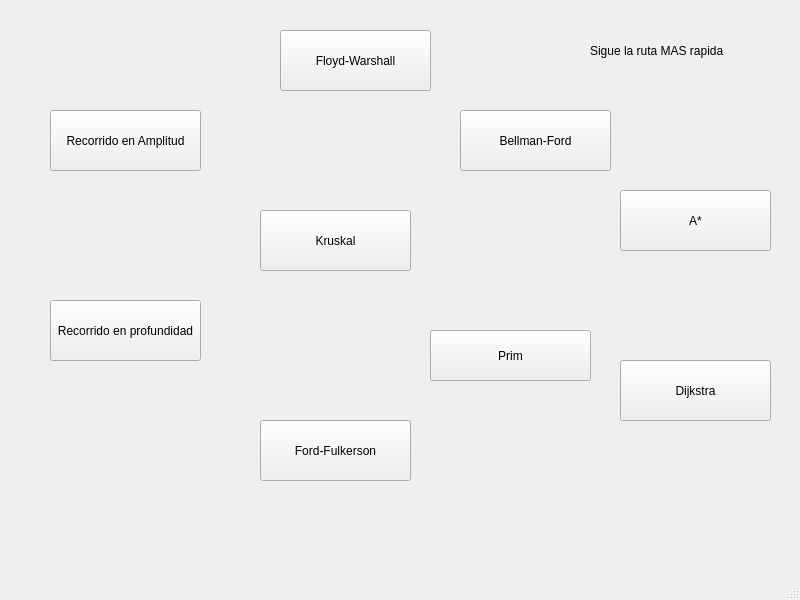
The window that UIS/grafosMenu.ui (fcall34/dataestructurefordummies) describes before a commit, drawn with Qt 5.
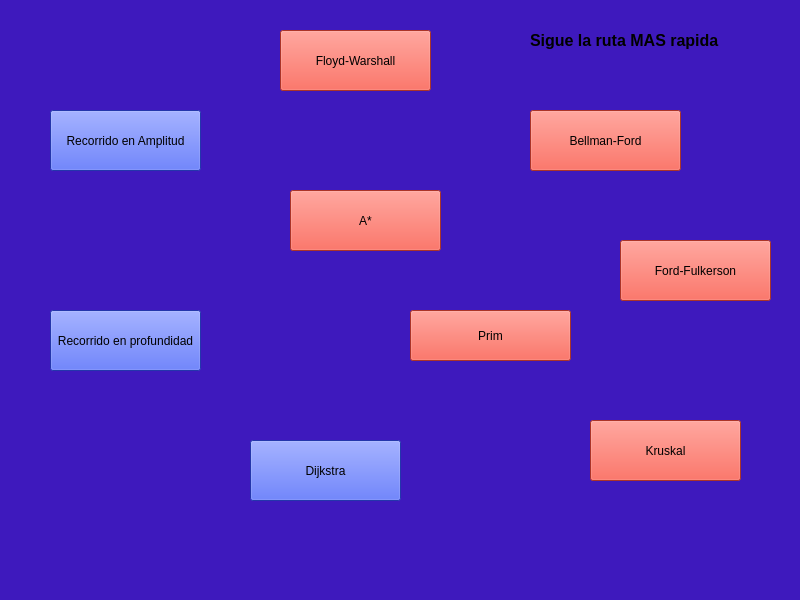
The same window after the commit.

Patch:
```diff
--- a/UIS/grafosMenu.ui
+++ b/UIS/grafosMenu.ui
@@ -13,6 +13,9 @@
   <property name="windowTitle">
    <string>MainWindow</string>
   </property>
+  <property name="styleSheet">
+   <string notr="true">background-color: rgb(62, 25, 189)</string>
+  </property>
   <widget class="QWidget" name="centralwidget">
    <widget class="QPushButton" name="btnAmplitud">
     <property name="geometry">
@@ -23,6 +26,9 @@
       <height>61</height>
      </rect>
     </property>
+    <property name="styleSheet">
+     <string notr="true">background-color: rgb(50, 76, 239)</string>
+    </property>
     <property name="text">
      <string>Recorrido en Amplitud</string>
     </property>
@@ -30,12 +36,15 @@
    <widget class="QPushButton" name="btnPrim">
     <property name="geometry">
      <rect>
-      <x>430</x>
-      <y>330</y>
+      <x>410</x>
+      <y>310</y>
       <width>161</width>
       <height>51</height>
      </rect>
     </property>
+    <property name="styleSheet">
+     <string notr="true">background-color: rgb(239, 73, 56)</string>
+    </property>
     <property name="text">
      <string>Prim</string>
     </property>
@@ -44,11 +53,14 @@
     <property name="geometry">
      <rect>
       <x>50</x>
-      <y>300</y>
+      <y>310</y>
       <width>151</width>
       <height>61</height>
      </rect>
     </property>
+    <property name="styleSheet">
+     <string notr="true">background-color: rgb(50, 76, 239)</string>
+    </property>
     <property name="text">
      <string>Recorrido en profundidad</string>
     </property>
@@ -56,12 +68,15 @@
    <widget class="QPushButton" name="btnKruskal">
     <property name="geometry">
      <rect>
-      <x>260</x>
-      <y>210</y>
+      <x>590</x>
+      <y>420</y>
       <width>151</width>
       <height>61</height>
      </rect>
     </property>
+    <property name="styleSheet">
+     <string notr="true">background-color: rgb(239, 73, 56)</string>
+    </property>
     <property name="text">
      <string>Kruskal</string>
     </property>
@@ -69,12 +84,15 @@
    <widget class="QPushButton" name="btnBellman">
     <property name="geometry">
      <rect>
-      <x>460</x>
+      <x>530</x>
       <y>110</y>
       <width>151</width>
       <height>61</height>
      </rect>
     </property>
+    <property name="styleSheet">
+     <string notr="true">background-color: rgb(239, 73, 56)</string>
+    </property>
     <property name="text">
      <string>Bellman-Ford</string>
     </property>
@@ -82,12 +100,15 @@
    <widget class="QPushButton" name="btndijkstra">
     <property name="geometry">
      <rect>
-      <x>620</x>
-      <y>360</y>
+      <x>250</x>
+      <y>440</y>
       <width>151</width>
       <height>61</height>
      </rect>
     </property>
+    <property name="styleSheet">
+     <string notr="true">background-color: rgb(50, 76, 239)</string>
+    </property>
     <property name="text">
      <string>Dijkstra</string>
     </property>
@@ -95,12 +116,15 @@
    <widget class="QPushButton" name="btnFord">
     <property name="geometry">
      <rect>
-      <x>260</x>
-      <y>420</y>
+      <x>620</x>
+      <y>240</y>
       <width>151</width>
       <height>61</height>
      </rect>
     </property>
+    <property name="styleSheet">
+     <string notr="true">background-color: rgb(239, 73, 56)</string>
+    </property>
     <property name="text">
      <string>Ford-Fulkerson</string>
     </property>
@@ -114,6 +138,9 @@
       <height>61</height>
      </rect>
     </property>
+    <property name="styleSheet">
+     <string notr="true">background-color: rgb(239, 73, 56)</string>
+    </property>
     <property name="text">
      <string>Floyd-Warshall</string>
     </property>
@@ -121,12 +148,15 @@
    <widget class="QPushButton" name="btnAestrella">
     <property name="geometry">
      <rect>
-      <x>620</x>
+      <x>290</x>
       <y>190</y>
       <width>151</width>
       <height>61</height>
      </rect>
     </property>
+    <property name="styleSheet">
+     <string notr="true">background-color: rgb(239, 73, 56)</string>
+    </property>
     <property name="text">
      <string>A*</string>
     </property>
@@ -134,12 +164,15 @@
    <widget class="QLabel" name="label">
     <property name="geometry">
      <rect>
-      <x>590</x>
-      <y>40</y>
-      <width>171</width>
+      <x>530</x>
+      <y>30</y>
+      <width>241</width>
       <height>21</height>
      </rect>
     </property>
+    <property name="styleSheet">
+     <string notr="true">font: bold; font-size: 12pt</string>
+    </property>
     <property name="text">
      <string>Sigue la ruta MAS rapida</string>
     </property>
```
